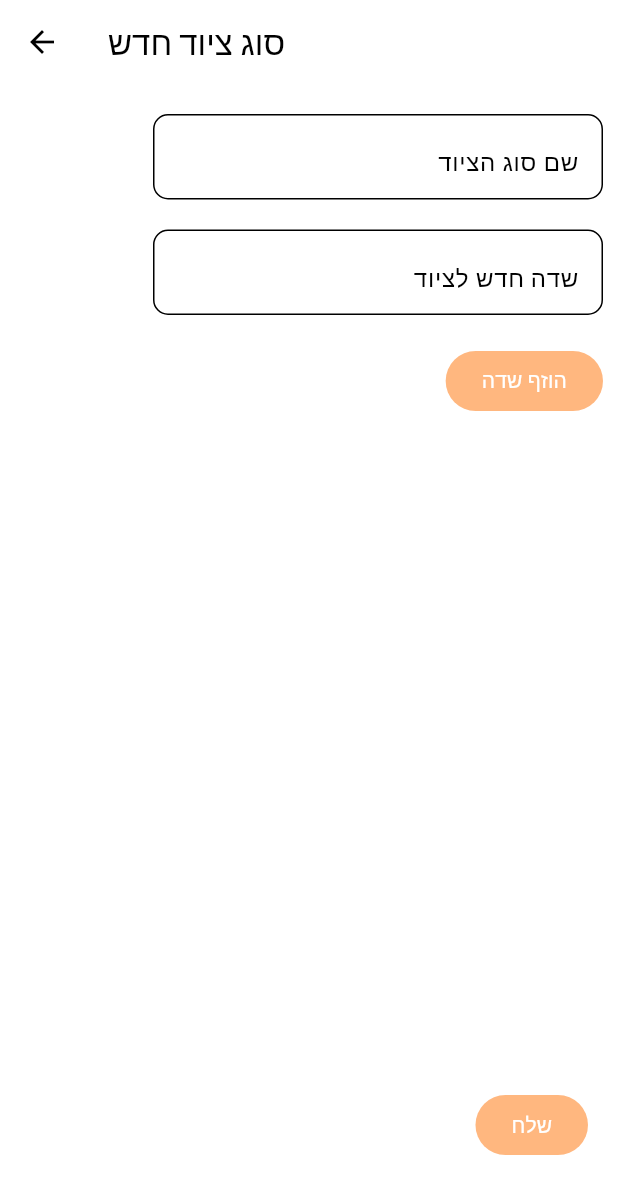
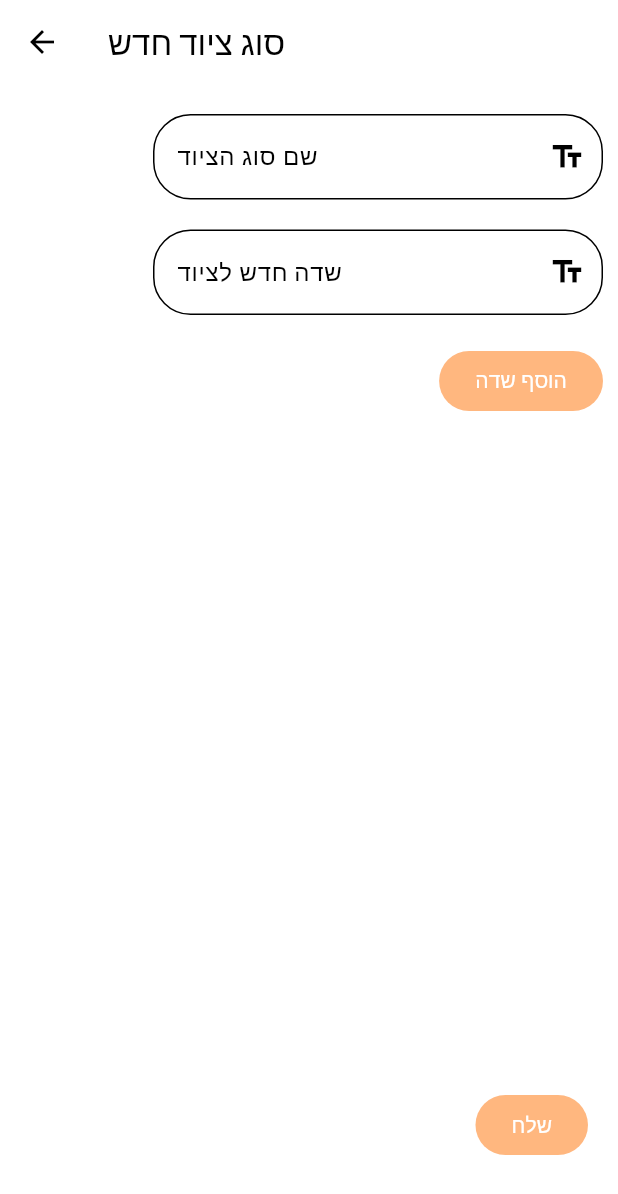
Before and after one commit to tomerkatz2001/with_me_2, a Flutter app: the AddTypePage screen opened by its route, on a phone screen of 412 x 824 dp. Shown: the top 1194 px of the screen. Run offline on Flutter 3.47's test engine with Material 2 defaults, Android fonts, the phone set to English and light mode, and no system bars; our stand-ins replace cloud_firestore, firebase_auth, firebase_core, nested; accounts and stored records are empty; Roboto replaces fonts that are missing (RaleWay).

Commit message:
design fix

```diff
--- a/happy_heart/lib/Components/input.dart
+++ b/happy_heart/lib/Components/input.dart
@@ -1,25 +1,36 @@
 import '../header.dart';
 
-Widget Input(controller, text,
+Widget Input(controller,   String text,
     {hideFlag = false, numericFlag = false, errorText, validFlag = true, rtl=true,double width=300}) {
   return Container(
       width: width,
-      child: TextFormField(
-        obscureText: hideFlag,
-        keyboardType: numericFlag ? TextInputType.number : TextInputType.text,
+      child: TextField(
+        textDirection: TextDirection.rtl,
         controller: controller,
-        textDirection: rtl?TextDirection.rtl:TextDirection.ltr,
-        textAlignVertical: TextAlignVertical.bottom,
-        decoration: InputDecoration(
+        decoration:  InputDecoration(
+            labelText: text,
+            hintText: text,
+            hintTextDirection: TextDirection.rtl,
+            suffixIcon: Icon(Icons.text_fields_outlined),
             border: OutlineInputBorder(
-              borderRadius: BorderRadius.circular(10.0),
-            ),
-            errorText: validFlag ? null : errorText,
-            filled: true,
-            hintStyle: const TextStyle(color: Colors.black),
-            hintTextDirection: TextDirection.rtl,
-            hintText: text ?? "Type in your text",
-            fillColor: Colors.transparent),
+                borderRadius: BorderRadius.all(Radius.circular(25.0)))),
       )
+      // TextFormField(
+      //   obscureText: hideFlag,
+      //   keyboardType: numericFlag ? TextInputType.number : TextInputType.text,
+      //   controller: controller,
+      //   textDirection: rtl?TextDirection.rtl:TextDirection.ltr,
+      //   textAlignVertical: TextAlignVertical.bottom,
+      //   decoration: InputDecoration(
+      //       border: OutlineInputBorder(
+      //         borderRadius: BorderRadius.circular(10.0),
+      //       ),
+      //       errorText: validFlag ? null : errorText,
+      //       filled: true,
+      //       hintStyle: const TextStyle(color: Colors.black),
+      //       hintTextDirection: TextDirection.rtl,
+      //       hintText: text ?? "Type in your text",
+      //       fillColor: Colors.transparent),
+      // )
   );
 }
--- a/happy_heart/lib/Screens/add_type.dart
+++ b/happy_heart/lib/Screens/add_type.dart
@@ -62,7 +62,7 @@ class _AddTypePageState extends State<AddTypePage> {
           VerticalSpacer(20),
           Input(_textController, "שדה חדש לציוד"),
           VerticalSpacer(20),
-          Button(addField,'הוזף שדה'),
+          Button(addField,'הוסף שדה'),
           Expanded(
             child: ListView.builder(
               itemCount: fields.length,
```
Also changed, not shown: happy_heart/lib/Screens/equipment_type.dart (+6 -12 lines).
